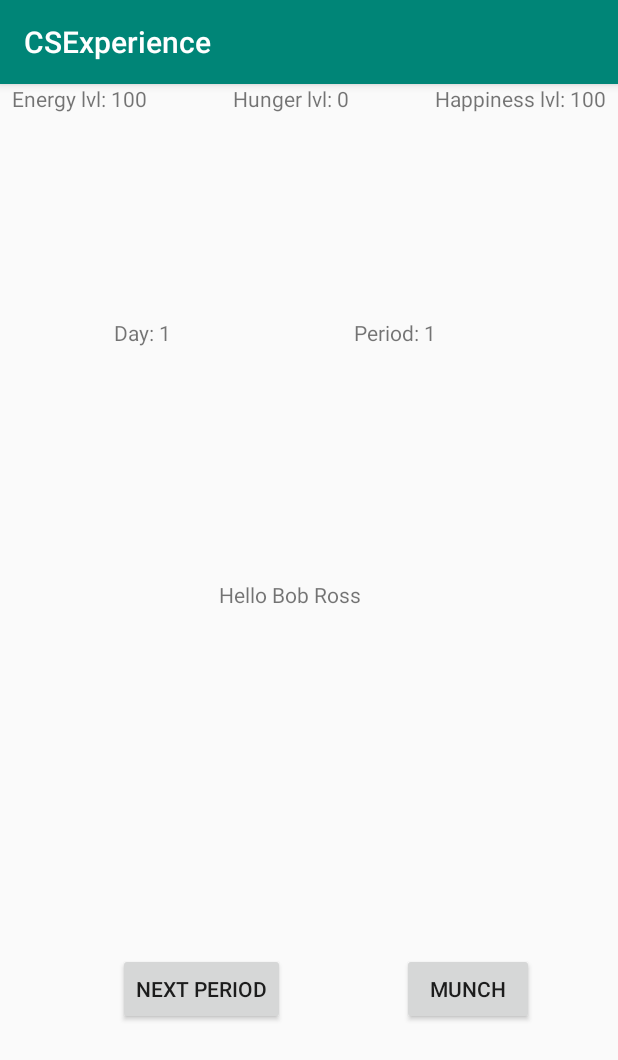
After one commit to tuanngo1001/idk-6, an Android app: the HomePage screen opened directly, with no data from a screen before it, on a phone screen of 412 x 824 dp. The commit adds this screen. Shown: the top 1060 px of the screen. Run offline under Robolectric (Android 15) with nearby library versions, the light colour scheme and no system bars.

Commit message:
Player stats

```diff
--- a/CSExperience/app/src/main/AndroidManifest.xml
+++ b/CSExperience/app/src/main/AndroidManifest.xml
@@ -9,6 +9,7 @@
         android:roundIcon="@mipmap/ic_launcher_round"
         android:supportsRtl="true"
         android:theme="@style/AppTheme">
+        <activity android:name=".application.HomePage"></activity>
         <activity android:name=".application.MainActivity">
             <intent-filter>
                 <action android:name="android.intent.action.MAIN" />
--- /dev/null
+++ b/CSExperience/app/src/main/java/idk6/csexperience/application/HomePage.java
@@ -0,0 +1,71 @@
+package idk6.csexperience.application;
+
+import android.support.v7.app.AppCompatActivity;
+import android.os.Bundle;
+import android.view.View;
+import android.widget.Button;
+import android.widget.TextView;
+import idk6.csexperience.business.AdjustGame;
+
+import idk6.csexperience.R;
+import idk6.csexperience.business.AdjustPlayerStats;
+import idk6.csexperience.objects.Game;
+
+public class HomePage extends AppCompatActivity {
+
+    @Override
+    protected void onCreate(Bundle savedInstanceState) {
+        super.onCreate(savedInstanceState);
+        setContentView(R.layout.activity_home_page);
+
+        String name = "Bob Ross";
+        if(getIntent().hasExtra("name")) {
+
+            name = getIntent().getExtras().getString("name");
+        }
+
+        final Game ourGame = new Game(name);
+
+        this.updateText(ourGame);
+
+        final AdjustGame adjustGame = new AdjustGame(ourGame);
+
+        Button advanceButton = (Button) findViewById(R.id.advanceBtn);
+        advanceButton.setOnClickListener(new View.OnClickListener() {
+            @Override
+            public void onClick(View view) {
+                adjustGame.nextPeriod();
+                updateText(ourGame);
+            }
+        });
+
+        Button eatButton = (Button) findViewById(R.id.eatBtn);
+        eatButton.setOnClickListener(new View.OnClickListener() {
+            @Override
+            public void onClick(View view) {
+                adjustGame.eat(1, 5);
+                updateText(ourGame);
+            }
+        });
+
+        }
+
+        private void updateText(Game ourGame) {
+            TextView nameDisplay = (TextView)findViewById(R.id.nameDisplay);
+            TextView hungerDisplay = (TextView)findViewById(R.id.hungerDisplay);
+            TextView energyDisplay = (TextView)findViewById(R.id.energyDisplay);
+            TextView happinessDisplay = (TextView)findViewById(R.id.happinessDisplay);
+            TextView dayDisplay = (TextView) findViewById(R.id.dayDisplay);
+            TextView periodDisplay = (TextView) findViewById(R.id.periodDisplay);
+
+            nameDisplay.setText("Hello "+ ourGame.getPlayer().getName());
+
+            hungerDisplay.setText("Hunger lvl: "+ourGame.getPlayer().getStats().getHunger());
+            energyDisplay.setText("Energy lvl: "+ourGame.getPlayer().getStats().getEnergy());
+            happinessDisplay.setText("Happiness lvl: "+ourGame.getPlayer().getStats().getHappiness());
+
+            dayDisplay.setText("Day: "+ourGame.getTime().getDay());
+            periodDisplay.setText("Period: "+ourGame.getTime().getPeriod());
+
+        }
+}
--- /dev/null
+++ b/CSExperience/app/src/main/java/idk6/csexperience/business/AdjustGame.java
@@ -0,0 +1,41 @@
+package idk6.csexperience.business;
+
+import idk6.csexperience.objects.Player;
+import idk6.csexperience.objects.Time;
+import idk6.csexperience.objects.Game;
+
+public class AdjustGame {
+    private Game game;
+    private Time time;
+    private Player player;
+    private AdjustPlayerStats adjustStats;
+    private AdjustTime adjustTime;
+
+    public AdjustGame(Game ourGame) {
+        game = ourGame;
+        this.time = ourGame.getTime();
+        this.player = ourGame.getPlayer();
+        adjustStats = new AdjustPlayerStats(ourGame);
+        adjustTime = new AdjustTime(ourGame);
+    }
+
+    public void overnight() {
+        adjustTime.overnight();
+        adjustStats.sleep(1);
+    }
+
+    public void nextPeriod() {
+        if(time.getPeriod() == 2) {
+            adjustTime.nextPeriod();
+            this.overnight();
+        }
+        else {
+            adjustTime.nextPeriod();
+        }
+    }
+
+    public void eat(int quantity, int quality) {
+        adjustStats.eat(quantity, quality);
+
+    }
+}
--- /dev/null
+++ b/CSExperience/app/src/main/java/idk6/csexperience/business/AdjustTime.java
@@ -0,0 +1,34 @@
+package idk6.csexperience.business;
+
+import idk6.csexperience.objects.Game;
+import idk6.csexperience.objects.Time;
+
+public class AdjustTime {
+    private Game game;
+    private Time time;
+    private int day;
+    private int period;
+
+    public AdjustTime(Game ourGame) {
+        this.game = ourGame;
+        this.time = ourGame.getTime();
+        day = ourGame.getTime().getDay();
+        period = ourGame.getTime().getPeriod();
+    }
+
+    public void overnight() {
+        day++;
+        time.setPeriod(period);
+        time.setDay(day);
+    }
+
+    public void nextPeriod() {
+        if(period == 2) {
+            period = 1;
+        }
+        else {
+            period = 2;
+        }
+        time.setPeriod(period);
+    }
+}
--- a/CSExperience/app/src/main/java/idk6/csexperience/objects/Game.java
+++ b/CSExperience/app/src/main/java/idk6/csexperience/objects/Game.java
@@ -1,4 +1,21 @@
 package idk6.csexperience.objects;
 
+import android.os.Parcelable;
+
 public class Game {
+    private Time time;
+    private Player player;
+
+    public Game(String name) {
+        time = new Time();
+        player = new Player(name, 3);
+    }
+
+    public Player getPlayer() {
+        return player;
+    }
+
+    public Time getTime() {
+        return time;
+    }
 }
--- a/CSExperience/app/src/main/java/idk6/csexperience/objects/Player.java
+++ b/CSExperience/app/src/main/java/idk6/csexperience/objects/Player.java
@@ -1,4 +1,26 @@
 package idk6.csexperience.objects;
 
 public class Player {
+    private String name;
+    private int difficulty;
+    private PlayerStats stats;
+    //private State; This maybe to hold where the player currently is? ie studying, sleeping, etc
+
+    public Player(String name, int difficulty) {
+        this.name = name;
+        difficulty = difficulty;
+        stats = new PlayerStats(difficulty);
+    }
+
+    public PlayerStats getStats() {
+        return stats;
+    }
+
+    public String getName() {
+        return name;
+    }
+
+    public int getDifficulty() {
+        return difficulty;
+    }
 }
--- /dev/null
+++ b/CSExperience/app/src/main/java/idk6/csexperience/objects/PlayerStats.java
@@ -0,0 +1,49 @@
+package idk6.csexperience.objects;
+
+public class PlayerStats {
+    private int energy;
+    private int hunger;
+    private int happiness;
+
+    private int class1_skill;
+    private int class2_skill;
+    private int class3_skill;
+    private int class4_skill;
+    private int class5_skill;
+
+    public PlayerStats(int num_classes) {
+        energy = 100;
+        hunger = 0;
+        happiness = 100;
+
+        class1_skill = 0;
+        class2_skill = 0;
+        class3_skill = 0;
+        class4_skill = 0;
+        class5_skill = 0;
+    }
+
+    public int getHappiness() {
+        return happiness;
+    }
+
+    public void setHappiness(int newHappiness) {
+        happiness = newHappiness;
+    }
+
+    public int getEnergy() {
+        return energy;
+    }
+
+    public void setEnergy(int newEnergy) {
+        energy = newEnergy;
+    }
+
+    public int getHunger() {
+        return hunger;
+    }
+
+    public void setHunger(int newHunger) {
+        hunger = newHunger;
+    }
+}
--- a/CSExperience/app/src/main/java/idk6/csexperience/objects/Time.java
+++ b/CSExperience/app/src/main/java/idk6/csexperience/objects/Time.java
@@ -1,4 +1,29 @@
 package idk6.csexperience.objects;
 
 public class Time {
+    private int day;
+    private int period;
+
+    // Time includes the day and the period within the day. There are two free periods per day,
+    // and a sleep period
+    public Time() {
+        day = 1;
+        period = 1;
+    }
+
+    public int getDay() {
+        return day;
+    }
+
+    public void setDay(int newDay) {
+        day = newDay;
+    }
+
+    public int getPeriod() {
+        return period;
+    }
+
+    public void setPeriod(int newPeriod) {
+        period = newPeriod;
+    }
 }
--- /dev/null
+++ b/CSExperience/app/src/main/res/layout/activity_home_page.xml
@@ -0,0 +1,102 @@
+<?xml version="1.0" encoding="utf-8"?>
+<android.support.constraint.ConstraintLayout xmlns:android="http://schemas.android.com/apk/res/android"
+    xmlns:app="http://schemas.android.com/apk/res-auto"
+    xmlns:tools="http://schemas.android.com/tools"
+    android:layout_width="match_parent"
+    android:layout_height="match_parent"
+    tools:context=".application.HomePage">
+
+    <TextView
+        android:id="@+id/nameDisplay"
+        android:layout_width="120dp"
+        android:layout_height="107dp"
+        android:layout_marginStart="8dp"
+        android:layout_marginTop="8dp"
+        android:layout_marginEnd="8dp"
+        android:layout_marginBottom="8dp"
+        app:layout_constraintBottom_toBottomOf="parent"
+        app:layout_constraintEnd_toEndOf="parent"
+        app:layout_constraintStart_toStartOf="parent"
+        app:layout_constraintTop_toTopOf="parent" />
+
+    <TextView
+        android:id="@+id/energyDisplay"
+        android:layout_width="wrap_content"
+        android:layout_height="wrap_content"
+        android:layout_marginStart="8dp"
+        android:text="Energy"
+        app:layout_constraintStart_toStartOf="parent"
+        tools:layout_editor_absoluteY="16dp" />
+
+    <TextView
+        android:id="@+id/hungerDisplay"
+        android:layout_width="wrap_content"
+        android:layout_height="wrap_content"
+        android:layout_marginStart="8dp"
+        android:layout_marginEnd="8dp"
+        android:text="Hunger"
+        app:layout_constraintEnd_toStartOf="@+id/happinessDisplay"
+        app:layout_constraintStart_toEndOf="@+id/energyDisplay"
+        tools:layout_editor_absoluteY="15dp" />
+
+    <TextView
+        android:id="@+id/happinessDisplay"
+        android:layout_width="wrap_content"
+        android:layout_height="wrap_content"
+        android:layout_marginEnd="8dp"
+        android:text="Happiness"
+        app:layout_constraintEnd_toEndOf="parent"
+        tools:layout_editor_absoluteY="16dp" />
+
+    <TextView
+        android:id="@+id/dayDisplay"
+        android:layout_width="wrap_content"
+        android:layout_height="wrap_content"
+        android:layout_marginStart="76dp"
+        android:layout_marginTop="8dp"
+        android:layout_marginBottom="8dp"
+        android:text="Day"
+        app:layout_constraintBottom_toTopOf="@+id/nameDisplay"
+        app:layout_constraintStart_toStartOf="parent"
+        app:layout_constraintTop_toTopOf="parent" />
+
+    <TextView
+        android:id="@+id/periodDisplay"
+        android:layout_width="wrap_content"
+        android:layout_height="wrap_content"
+        android:layout_marginStart="8dp"
+        android:layout_marginTop="8dp"
+        android:layout_marginEnd="8dp"
+        android:layout_marginBottom="8dp"
+        android:text="Period"
+        app:layout_constraintBottom_toTopOf="@+id/nameDisplay"
+        app:layout_constraintEnd_toEndOf="parent"
+        app:layout_constraintStart_toEndOf="@+id/dayDisplay"
+        app:layout_constraintTop_toTopOf="parent" />
+
+    <Button
+        android:id="@+id/advanceBtn"
+        android:layout_width="wrap_content"
+        android:layout_height="wrap_content"
+        android:layout_marginStart="8dp"
+        android:layout_marginTop="8dp"
+        android:layout_marginEnd="8dp"
+        android:layout_marginBottom="8dp"
+        android:text="Next Period"
+        app:layout_constraintBottom_toBottomOf="parent"
+        app:layout_constraintEnd_toStartOf="@+id/eatBtn"
+        app:layout_constraintStart_toStartOf="parent"
+        app:layout_constraintTop_toBottomOf="@+id/nameDisplay" />
+
+    <Button
+        android:id="@+id/eatBtn"
+        android:layout_width="wrap_content"
+        android:layout_height="wrap_content"
+        android:layout_marginTop="8dp"
+        android:layout_marginEnd="56dp"
+        android:layout_marginBottom="8dp"
+        android:text="Munch"
+        app:layout_constraintBottom_toBottomOf="parent"
+        app:layout_constraintEnd_toEndOf="parent"
+        app:layout_constraintTop_toBottomOf="@+id/nameDisplay" />
+</android.support.constraint.ConstraintLayout>
```
Also changed, not shown: CSExperience/app/src/main/java/idk6/csexperience/application/MainActivity.java (+23 -0 lines), CSExperience/app/src/main/java/idk6/csexperience/business/AdjustPlayerStats.java (added, +89 -0 lines), CSExperience/app/src/main/res/layout/activity_main.xml (+24 -4 lines).
